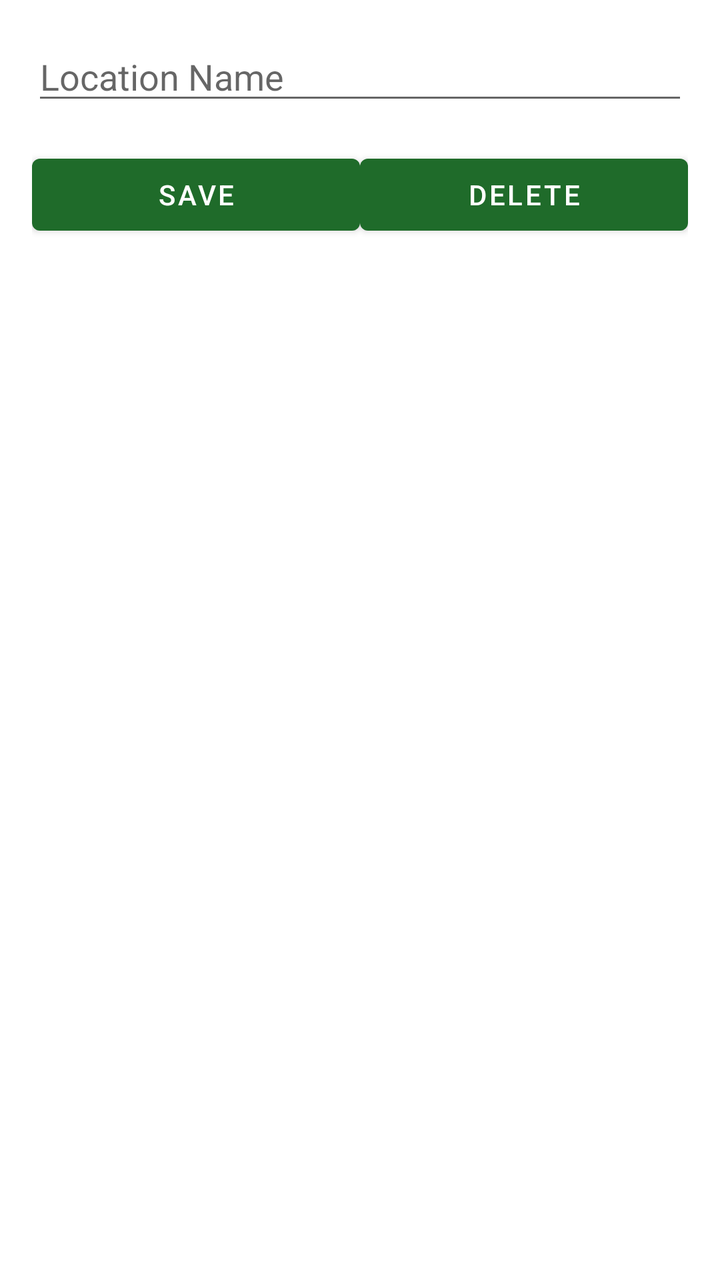
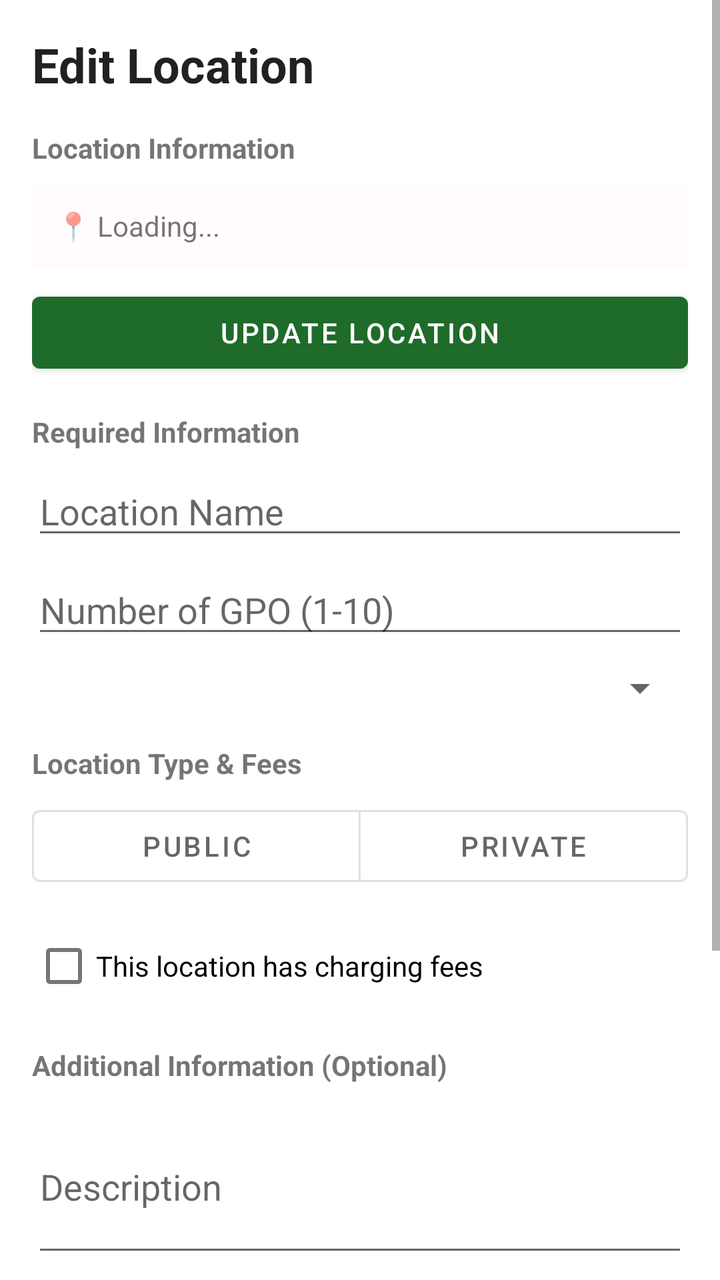

Two renders of the same Android screen: before a commit and after it. Below are the layout's source before the change and the commit's diff.
<!-- AndroidManifest.xml: application theme Theme.PEVPlugShare -->
<!-- res/layout/activity_edit_location.xml -->
<?xml version="1.0" encoding="utf-8"?>
<ScrollView xmlns:android="http://schemas.android.com/apk/res/android"
    android:layout_width="match_parent"
    android:layout_height="match_parent">

    <LinearLayout
        android:layout_width="match_parent"
        android:layout_height="wrap_content"
        android:orientation="vertical"
        android:padding="16dp">

        <EditText
            android:id="@+id/location_name"
            android:layout_width="match_parent"
            android:layout_height="wrap_content"
            android:hint="@string/location_name"
            android:inputType="text" />

        <LinearLayout
            android:layout_width="match_parent"
            android:layout_height="wrap_content"
            android:layout_marginTop="16dp"
            android:orientation="horizontal"
            android:spacing="8dp">

            <Button
                android:id="@+id/save_button"
                android:layout_width="0dp"
                android:layout_height="wrap_content"
                android:layout_weight="1"
                android:text="@string/save_button" />

            <Button
                android:id="@+id/delete_button"
                android:layout_width="0dp"
                android:layout_height="wrap_content"
                android:layout_weight="1"
                android:text="@string/delete_button" />

        </LinearLayout>

    </LinearLayout>

</ScrollView>
<!-- resources referenced by this layout -->
<resources>
  <string name="delete_button">Delete</string>
  <string name="location_name">Location Name</string>
  <string name="save_button">Save</string>
  <style name="Theme.PEVPlugShare" parent="Theme.MaterialComponents.Light">
          <item name="colorPrimary">@color/md_theme_primary</item>
          <item name="colorSecondary">@color/md_theme_secondary</item>
          <item name="colorError">@color/md_theme_error</item>
      </style>
  <color name="md_theme_primary">#1f6b2a</color>
  <color name="md_theme_secondary">#2d7a3f</color>
  <color name="md_theme_error">#c00000</color>
</resources>

<!-- the commit's change to res/layout/activity_edit_location.xml (unified diff, before → after) -->
@@ -1,44 +1,224 @@
 <?xml version="1.0" encoding="utf-8"?>
-<ScrollView xmlns:android="http://schemas.android.com/apk/res/android"
+<FrameLayout xmlns:android="http://schemas.android.com/apk/res/android"
+    xmlns:app="http://schemas.android.com/apk/res-auto"
     android:layout_width="match_parent"
     android:layout_height="match_parent">
 
-    <LinearLayout
+    
+    <ProgressBar
+        android:id="@+id/progressBar"
+        android:layout_width="wrap_content"
+        android:layout_height="wrap_content"
+        android:layout_gravity="center"
+        android:visibility="gone" />
+
+    
+    <ScrollView
+        android:id="@+id/formContainer"
         android:layout_width="match_parent"
-        android:layout_height="wrap_content"
-        android:orientation="vertical"
-        android:padding="16dp">
-
-        <EditText
-            android:id="@+id/location_name"
-            android:layout_width="match_parent"
-            android:layout_height="wrap_content"
-            android:hint="@string/location_name"
-            android:inputType="text" />
+        android:layout_height="match_parent"
+        android:visibility="visible">
 
         <LinearLayout
             android:layout_width="match_parent"
             android:layout_height="wrap_content"
-            android:layout_marginTop="16dp"
-            android:orientation="horizontal"
-            android:spacing="8dp">
-
-            <Button
-                android:id="@+id/save_button"
-                android:layout_width="0dp"
-                android:layout_height="wrap_content"
-                android:layout_weight="1"
-                android:text="@string/save_button" />
-
-            <Button
-                android:id="@+id/delete_button"
-                android:layout_width="0dp"
-                android:layout_height="wrap_content"
-                android:layout_weight="1"
-                android:text="@string/delete_button" />
+            android:orientation="vertical"
+            android:padding="16dp">
+
+            
+            <TextView
+                android:layout_width="wrap_content"
+                android:layout_height="wrap_content"
+                android:text="Edit Location"
+                android:textAppearance="@style/TextAppearance.MaterialComponents.Headline5"
+                android:textStyle="bold" />
+
+            
+            <TextView
+                android:layout_width="wrap_content"
+                android:layout_height="wrap_content"
+                android:layout_marginTop="16dp"
+                android:text="Location Information"
+                android:textStyle="bold" />
+
+            <TextView
+                android:id="@+id/locationCoordinates"
+                android:layout_width="match_parent"
+                android:layout_height="wrap_content"
+                android:layout_marginTop="8dp"
+                android:padding="12dp"
+                android:background="@color/md_theme_surface"
+                android:text="📍 Loading..." />
+
+            <com.google.android.material.button.MaterialButton
+                android:id="@+id/buttonGetLocation"
+                android:layout_width="match_parent"
+                android:layout_height="wrap_content"
+                android:layout_marginTop="8dp"
+                android:text="Update Location" />
+
+            
+            <TextView
+                android:layout_width="wrap_content"
+                android:layout_height="wrap_content"
+                android:layout_marginTop="16dp"
+                android:text="Required Information"
+                android:textStyle="bold" />
+
+            <EditText
+                android:id="@+id/nameInput"
+                android:layout_width="match_parent"
+                android:layout_height="wrap_content"
+                android:layout_marginTop="8dp"
+                android:hint="Location Name"
+                android:inputType="text" />
+
+            <EditText
+                android:id="@+id/gpoCountInput"
+                android:layout_width="match_parent"
+                android:layout_height="wrap_content"
+                android:layout_marginTop="8dp"
+                android:hint="Number of GPO (1-10)"
+                android:inputType="number" />
+
+            <Spinner
+                android:id="@+id/socketTypeSpinner"
+                android:layout_width="match_parent"
+                android:layout_height="wrap_content"
+                android:layout_marginTop="8dp" />
+
+            
+            <TextView
+                android:layout_width="wrap_content"
+                android:layout_height="wrap_content"
+                android:layout_marginTop="16dp"
+                android:text="Location Type &amp; Fees"
+                android:textStyle="bold" />
+
+            <com.google.android.material.button.MaterialButtonToggleGroup
+                android:id="@+id/accessTypeToggle"
+                android:layout_width="match_parent"
+                android:layout_height="wrap_content"
+                android:layout_marginTop="8dp"
+                app:selectionRequired="true"
+                app:singleSelection="true">
+
+                <com.google.android.material.button.MaterialButton
+                    android:id="@+id/public_button"
+                    android:layout_width="0dp"
+                    android:layout_height="wrap_content"
+                    android:layout_weight="1"
+                    android:text="Public"
+                    style="@style/Widget.MaterialComponents.Button.OutlinedButton" />
+
+                <com.google.android.material.button.MaterialButton
+                    android:id="@+id/private_button"
+                    android:layout_width="0dp"
+                    android:layout_height="wrap_content"
+                    android:layout_weight="1"
+                    android:text="Private"
+                    style="@style/Widget.MaterialComponents.Button.OutlinedButton" />
+            </com.google.android.material.button.MaterialButtonToggleGroup>
+
+            <CheckBox
+                android:id="@+id/feeCheckbox"
+                android:layout_width="match_parent"
+                android:layout_height="wrap_content"
+                android:layout_marginTop="12dp"
+                android:text="This location has charging fees" />
+
+            
+            <LinearLayout
+                android:id="@+id/feeDetailsSection"
+                android:layout_width="match_parent"
+                android:layout_height="wrap_content"
+                android:layout_marginTop="12dp"
+                android:orientation="vertical"
+                android:visibility="gone"
+                android:padding="12dp"
+                android:background="@color/md_theme_surface">
+
+                <EditText
+                    android:id="@+id/providerNameInput"
+                    android:layout_width="match_parent"
+                    android:layout_height="wrap_content"
+                    android:hint="Provider Name" />
+
+                <EditText
+                    android:id="@+id/chargingCostsInput"
+                    android:layout_width="match_parent"
+                    android:layout_height="wrap_content"
+                    android:layout_marginTop="8dp"
+                    android:hint="Approximate Costs" />
+
+                <EditText
+                    android:id="@+id/providerWebsiteInput"
+                    android:layout_width="match_parent"
+                    android:layout_height="wrap_content"
+                    android:layout_marginTop="8dp"
+                    android:hint="Provider Website"
+                    android:inputType="textUri" />
+            </LinearLayout>
+
+            
+            <TextView
+                android:layout_width="wrap_content"
+                android:layout_height="wrap_content"
+                android:layout_marginTop="16dp"
+                android:text="Additional Information (Optional)"
+                android:textStyle="bold" />
+
+            <EditText
+                android:id="@+id/descriptionInput"
+                android:layout_width="match_parent"
+                android:layout_height="wrap_content"
+                android:layout_marginTop="8dp"
+                android:hint="Description"
+                android:inputType="textMultiLine"
+                android:lines="3" />
+
+            <EditText
+                android:id="@+id/openingHoursInput"
+                android:layout_width="match_parent"
+                android:layout_height="wrap_content"
+                android:layout_marginTop="8dp"
+                android:hint="Opening Hours" />
+
+            <EditText
+                android:id="@+id/additionalInfoInput"
+                android:layout_width="match_parent"
+                android:layout_height="wrap_content"
+                android:layout_marginTop="8dp"
+                android:hint="Additional Information"
+                android:inputType="textMultiLine"
+                android:lines="3" />
+
+            
+            <LinearLayout
+                android:layout_width="match_parent"
+                android:layout_height="wrap_content"
+                android:layout_marginTop="24dp"
+                android:orientation="horizontal"
+                android:spacing="8dp">
+
+                <com.google.android.material.button.MaterialButton
+                    android:id="@+id/buttonSubmit"
+                    android:layout_width="0dp"
+                    android:layout_height="wrap_content"
+                    android:layout_weight="1"
+                    android:text="Update" />
+
+                <com.google.android.material.button.MaterialButton
+                    android:id="@+id/buttonCancel"
+                    android:layout_width="0dp"
+                    android:layout_height="wrap_content"
+                    android:layout_weight="1"
+                    android:text="Cancel"
+                    style="@style/Widget.MaterialComponents.Button.OutlinedButton" />
+            </LinearLayout>
 
         </LinearLayout>
 
-    </LinearLayout>
-
-</ScrollView>
+    </ScrollView>
+
+</FrameLayout>
<!-- resource entries referenced after the edit -->
@@ -1,8 +1,6 @@
 <!-- resources referenced by this layout -->
 <resources>
-  <string name="delete_button">Delete</string>
-  <string name="location_name">Location Name</string>
-  <string name="save_button">Save</string>
+  <color name="md_theme_surface">#fffbfe</color>
   <style name="Theme.PEVPlugShare" parent="Theme.MaterialComponents.Light">
           <item name="colorPrimary">@color/md_theme_primary</item>
           <item name="colorSecondary">@color/md_theme_secondary</item>
